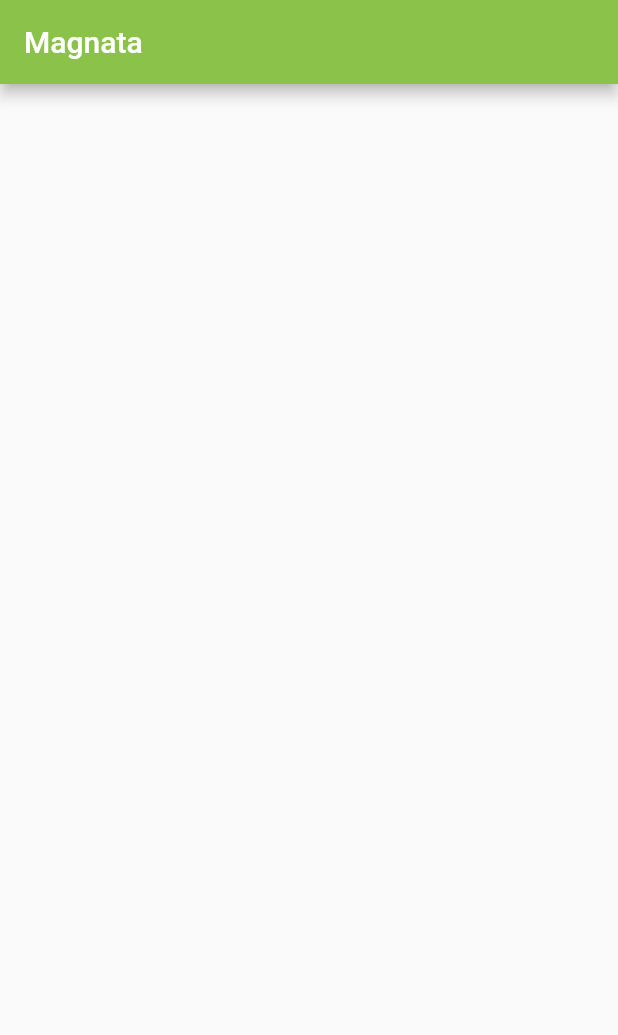
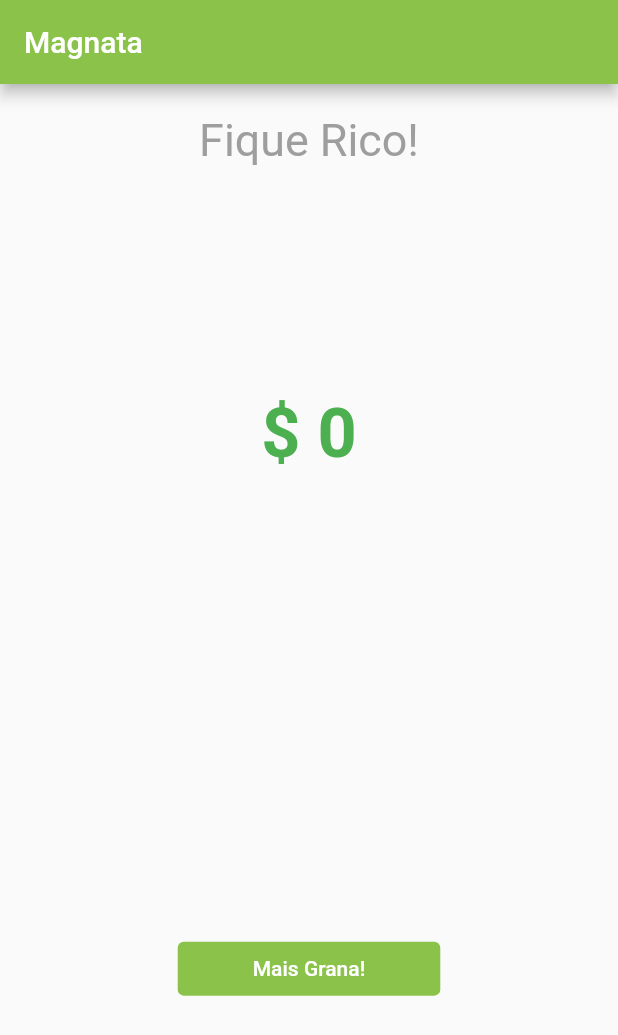
Before and after one commit to DaniSan0508-project/Magnata, a Flutter app: the screen it shows after launch, on a phone screen of 412 x 824 dp. Shown: the top 1035 px of the screen. Run offline on Flutter 3.47's test engine with Material 2 defaults, Android fonts, the phone set to English and light mode, and no system bars.

Commit message:
app finalizado.

```diff
--- a/lib/ui/magnata.dart
+++ b/lib/ui/magnata.dart
@@ -9,6 +9,14 @@ class Magnata extends StatefulWidget {
 }
 
 class _MagnataState extends State<Magnata> {
+  int _totalMoney = 0;
+
+  void _addMoney() {
+    setState(() {
+      _totalMoney = _totalMoney + 100;
+    });
+  }
+
   @override
   Widget build(BuildContext context) {
     return Scaffold(
@@ -16,6 +24,49 @@ class _MagnataState extends State<Magnata> {
         title: Text("Magnata"),
         backgroundColor: Colors.lightGreen,
       ),
+      body: Container(
+        child: Column(
+          children: [
+            Center(
+              child: Padding(
+                padding: EdgeInsets.only(top: 20.0),
+                child: Text(
+                  "Fique Rico!",
+                  style: TextStyle(
+                    color: Colors.grey,
+                    fontWeight: FontWeight.w400,
+                    fontSize: 29.9,
+                  ),
+                ),
+              ),
+            ),
+            Expanded(
+                child: Center(
+              child: Text(
+                "\$ $_totalMoney",
+                style: TextStyle(
+                    fontSize: 45.6,
+                    color: Colors.green,
+                    fontWeight: FontWeight.w700),
+              ),
+            )),
+            Expanded(
+              child: Center(
+                child: TextButton(
+                  style: ButtonStyle(
+                      backgroundColor:
+                          MaterialStateProperty.all(Colors.lightGreen),
+                      padding: MaterialStateProperty.all(
+                          EdgeInsets.symmetric(horizontal: 50.00))),
+                  onPressed: _addMoney,
+                  child: Text("Mais Grana!",
+                      style: TextStyle(color: Colors.white)),
+                ),
+              ),
+            )
+          ],
+        ),
+      ),
     );
   }
 }
```
